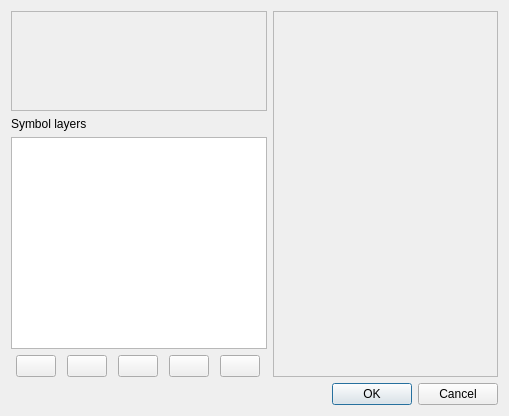
Above: src/ui/qgssymbolv2selectordialogbase.ui from qgis/QGIS before the change. Below: the same form after it.
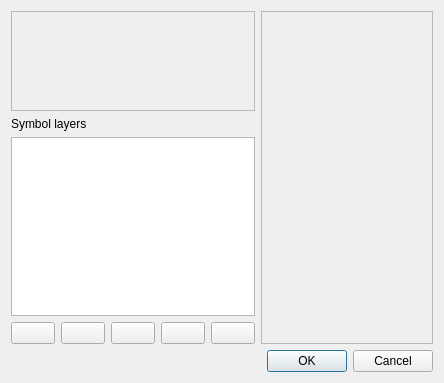
That is the form after the change.

```diff
--- a/src/ui/qgssymbolv2selectordialogbase.ui
+++ b/src/ui/qgssymbolv2selectordialogbase.ui
@@ -6,8 +6,8 @@
    <rect>
     <x>0</x>
     <y>0</y>
-    <width>509</width>
-    <height>416</height>
+    <width>444</width>
+    <height>383</height>
    </rect>
   </property>
   <property name="windowTitle">
@@ -65,14 +65,17 @@
       </widget>
      </item>
      <item>
-      <layout class="QHBoxLayout">
+      <layout class="QHBoxLayout" name="pushBtnBox">
+       <property name="spacing">
+        <number>6</number>
+       </property>
        <item>
         <widget class="QPushButton" name="btnAddLayer">
-         <property name="sizePolicy">
-          <sizepolicy hsizetype="Fixed" vsizetype="Fixed">
-           <horstretch>0</horstretch>
-           <verstretch>0</verstretch>
-          </sizepolicy>
+         <property name="maximumSize">
+          <size>
+           <width>50</width>
+           <height>16777215</height>
+          </size>
          </property>
          <property name="toolTip">
           <string>Add symbol layer</string>
@@ -81,11 +84,11 @@
        </item>
        <item>
         <widget class="QPushButton" name="btnRemoveLayer">
-         <property name="sizePolicy">
-          <sizepolicy hsizetype="Fixed" vsizetype="Fixed">
-           <horstretch>0</horstretch>
-           <verstretch>0</verstretch>
-          </sizepolicy>
+         <property name="maximumSize">
+          <size>
+           <width>50</width>
+           <height>16777215</height>
+          </size>
          </property>
          <property name="toolTip">
           <string>Remove symbol layer</string>
@@ -94,11 +97,11 @@
        </item>
        <item>
         <widget class="QPushButton" name="btnLock">
-         <property name="sizePolicy">
-          <sizepolicy hsizetype="Fixed" vsizetype="Fixed">
-           <horstretch>0</horstretch>
-           <verstretch>0</verstretch>
-          </sizepolicy>
+         <property name="maximumSize">
+          <size>
+           <width>50</width>
+           <height>16777215</height>
+          </size>
          </property>
          <property name="toolTip">
           <string>Lock layer's color</string>
@@ -110,11 +113,11 @@
        </item>
        <item>
         <widget class="QPushButton" name="btnUp">
-         <property name="sizePolicy">
-          <sizepolicy hsizetype="Fixed" vsizetype="Fixed">
-           <horstretch>0</horstretch>
-           <verstretch>0</verstretch>
-          </sizepolicy>
+         <property name="maximumSize">
+          <size>
+           <width>50</width>
+           <height>16777215</height>
+          </size>
          </property>
          <property name="toolTip">
           <string>Move up</string>
@@ -123,11 +126,11 @@
        </item>
        <item>
         <widget class="QPushButton" name="btnDown">
-         <property name="sizePolicy">
-          <sizepolicy hsizetype="Fixed" vsizetype="Fixed">
-           <horstretch>0</horstretch>
-           <verstretch>0</verstretch>
-          </sizepolicy>
+         <property name="maximumSize">
+          <size>
+           <width>50</width>
+           <height>16777215</height>
+          </size>
          </property>
          <property name="toolTip">
           <string>Move down</string>
```
Left out of the diff: 2 changed lines with no effect on the pictures.
